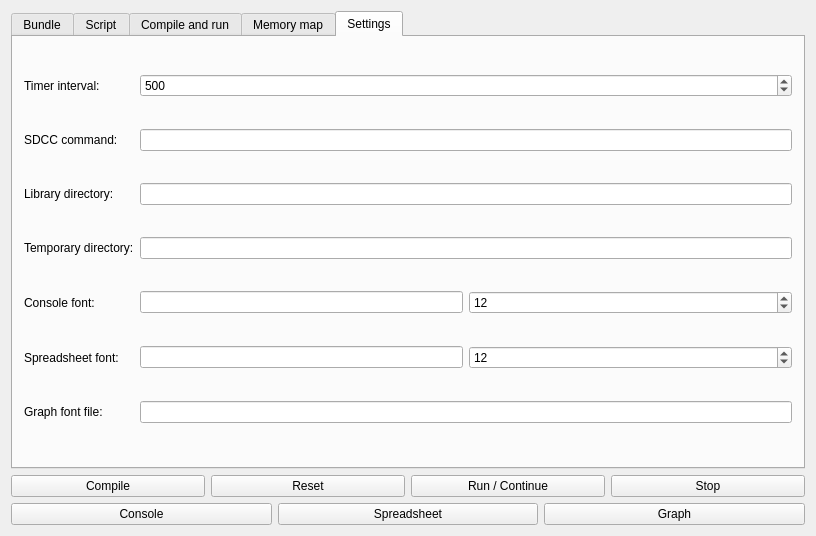
andrzejlisek/ScriptSDCC, file src/mainwindow.ui: the form before one commit.
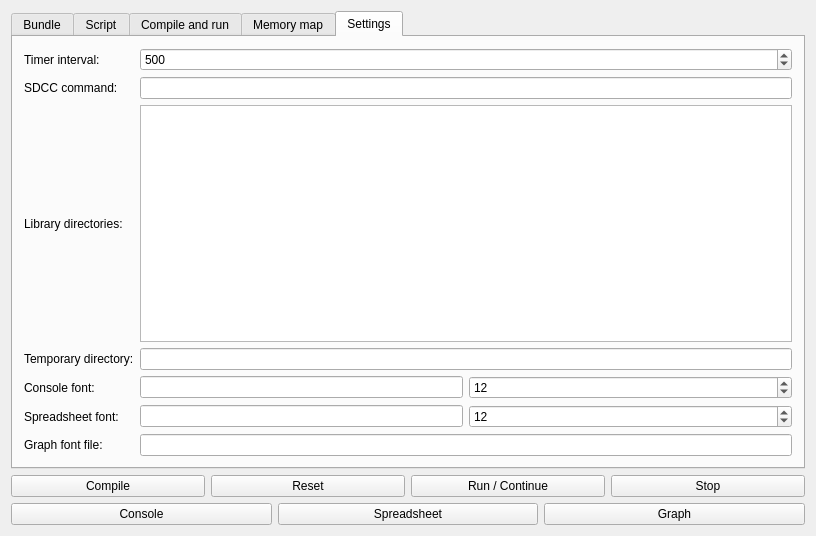
The form after the commit. The open tabs and pages were chosen to show the change. Custom widgets are drawn as their Qt base class.

Commit message: More than one library directory, unicode graphics font, multithreading bugfixes, updated API and example scripts

```diff
--- a/src/mainwindow.ui
+++ b/src/mainwindow.ui
@@ -376,7 +376,7 @@
           <item row="0" column="0">
            <widget class="QLabel" name="CompileMsgL">
             <property name="text">
-             <string>Compile messages:</string>
+             <string>Compile error messages:</string>
             </property>
            </widget>
           </item>
@@ -565,19 +565,13 @@
         <string>Settings</string>
        </attribute>
        <layout class="QGridLayout" name="gridLayout_7">
-        <item row="6" column="1">
+        <item row="7" column="1">
          <widget class="QLineEdit" name="SetSheetFontN"/>
         </item>
         <item row="1" column="1" colspan="2">
          <widget class="QLineEdit" name="SetProgCommandT"/>
         </item>
-        <item row="2" column="1" colspan="2">
-         <widget class="QLineEdit" name="SetLibDirT"/>
-        </item>
-        <item row="3" column="1" colspan="2">
-         <widget class="QLineEdit" name="SetTempDirT"/>
-        </item>
-        <item row="6" column="2">
+        <item row="7" column="2">
          <widget class="QSpinBox" name="SetSheetFontS">
           <property name="sizePolicy">
            <sizepolicy hsizetype="Expanding" vsizetype="Fixed">
@@ -593,64 +587,46 @@
           </property>
          </widget>
         </item>
-        <item row="3" column="0">
+        <item row="4" column="1" colspan="2">
+         <widget class="QLineEdit" name="SetTempDirT"/>
+        </item>
+        <item row="4" column="0">
          <widget class="QLabel" name="SetTempDirL">
           <property name="text">
            <string>Temporary directory:</string>
           </property>
          </widget>
         </item>
-        <item row="5" column="2">
-         <widget class="QSpinBox" name="SetConsFontS">
-          <property name="sizePolicy">
-           <sizepolicy hsizetype="Expanding" vsizetype="Fixed">
-            <horstretch>0</horstretch>
-            <verstretch>0</verstretch>
-           </sizepolicy>
-          </property>
-          <property name="minimum">
-           <number>1</number>
-          </property>
-          <property name="value">
-           <number>12</number>
-          </property>
-         </widget>
-        </item>
-        <item row="5" column="1">
+        <item row="6" column="1">
          <widget class="QLineEdit" name="SetConsFontN"/>
         </item>
-        <item row="2" column="0">
-         <widget class="QLabel" name="SetLibDirL">
-          <property name="text">
-           <string>Library directory:</string>
+        <item row="6" column="2">
+         <widget class="QSpinBox" name="SetConsFontS">
+          <property name="sizePolicy">
+           <sizepolicy hsizetype="Expanding" vsizetype="Fixed">
+            <horstretch>0</horstretch>
+            <verstretch>0</verstretch>
+           </sizepolicy>
           </property>
-         </widget>
-        </item>
-        <item row="1" column="0">
-         <widget class="QLabel" name="SetProgCommandL">
-          <property name="text">
-           <string>SDCC command:</string>
+          <property name="minimum">
+           <number>1</number>
           </property>
+          <property name="value">
+           <number>12</number>
+          </property>
          </widget>
         </item>
-        <item row="5" column="0">
+        <item row="6" column="0">
          <widget class="QLabel" name="SetConsFontL">
           <property name="text">
            <string>Console font:</string>
           </property>
          </widget>
         </item>
-        <item row="0" column="0">
-         <widget class="QLabel" name="SetTimerL">
+        <item row="1" column="0">
+         <widget class="QLabel" name="SetProgCommandL">
           <property name="text">
-           <string>Timer interval:</string>
-          </property>
-         </widget>
-        </item>
-        <item row="6" column="0">
-         <widget class="QLabel" name="SetSheetFontL">
-          <property name="text">
-           <string>Spreadsheet font:</string>
+           <string>SDCC command:</string>
           </property>
          </widget>
         </item>
@@ -671,15 +647,39 @@
          </widget>
         </item>
         <item row="7" column="0">
+         <widget class="QLabel" name="SetSheetFontL">
+          <property name="text">
+           <string>Spreadsheet font:</string>
+          </property>
+         </widget>
+        </item>
+        <item row="0" column="0">
+         <widget class="QLabel" name="SetTimerL">
+          <property name="text">
+           <string>Timer interval:</string>
+          </property>
+         </widget>
+        </item>
+        <item row="8" column="0">
          <widget class="QLabel" name="SetGraphFontL">
           <property name="text">
            <string>Graph font file:</string>
           </property>
          </widget>
         </item>
-        <item row="7" column="1" colspan="2">
+        <item row="8" column="1" colspan="2">
          <widget class="QLineEdit" name="SetGraphFontT"/>
         </item>
+        <item row="3" column="0">
+         <widget class="QLabel" name="SetLibDirL">
+          <property name="text">
+           <string>Library directories:</string>
+          </property>
+         </widget>
+        </item>
+        <item row="3" column="1" colspan="2">
+         <widget class="QPlainTextEdit" name="SetLibDirT"/>
+        </item>
        </layout>
       </widget>
      </widget>
```
Left out of the diff: 1 changed line with no effect on the pictures. The commit also changes 60 other files.
